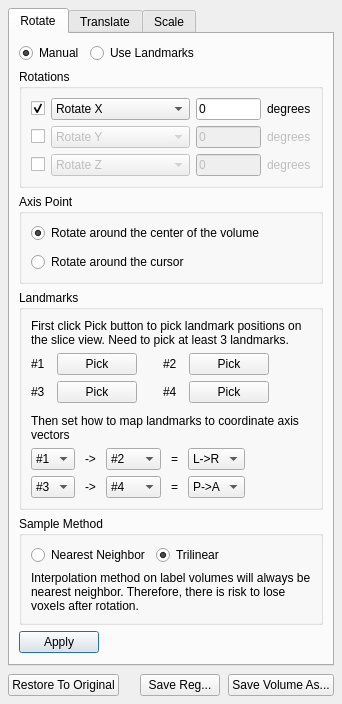
Before: the Qt Designer form freeview/DialogTransformVolume.ui in freesurfer/freesurfer, drawn with Qt 5.
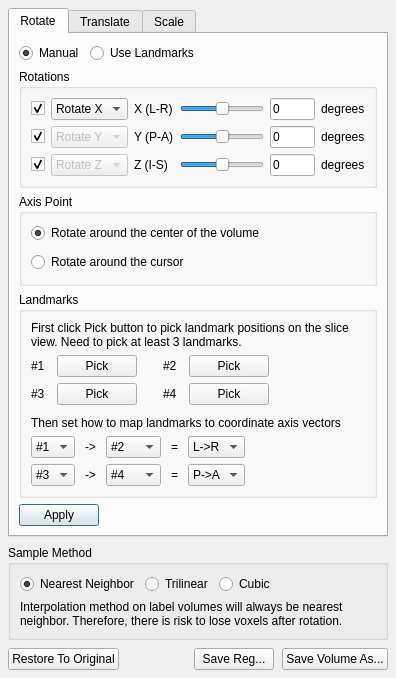
After: the same form once the commit is applied. Custom widgets are drawn as their Qt base class.

```diff
--- a/freeview/DialogTransformVolume.ui
+++ b/freeview/DialogTransformVolume.ui
@@ -6,14 +6,14 @@
    <rect>
     <x>0</x>
     <y>0</y>
-    <width>558</width>
-    <height>836</height>
+    <width>484</width>
+    <height>714</height>
    </rect>
   </property>
   <property name="windowTitle">
    <string>Dialog</string>
   </property>
-  <layout class="QVBoxLayout" name="verticalLayout_4">
+  <layout class="QVBoxLayout" name="verticalLayout_4" stretch="0,0,0">
    <property name="spacing">
     <number>8</number>
    </property>
@@ -33,6 +33,9 @@
        <string>Rotate</string>
       </attribute>
       <layout class="QVBoxLayout" name="verticalLayout_3">
+       <property name="sizeConstraint">
+        <enum>QLayout::SetDefaultConstraint</enum>
+       </property>
        <item>
         <layout class="QHBoxLayout" name="horizontalLayout_3">
          <property name="topMargin">
@@ -81,7 +84,7 @@
          <property name="title">
           <string>Rotations</string>
          </property>
-         <layout class="QGridLayout" name="gridLayout" columnstretch="0,1,0,0">
+         <layout class="QGridLayout" name="gridLayout" columnstretch="0,0,0,1,0,0">
           <property name="horizontalSpacing">
            <number>6</number>
           </property>
@@ -120,20 +123,7 @@
             </item>
            </widget>
           </item>
-          <item row="0" column="2">
-           <widget class="QLineEdit" name="lineEditRotateX">
-            <property name="maximumSize">
-             <size>
-              <width>65</width>
-              <height>16777215</height>
-             </size>
-            </property>
-            <property name="text">
-             <string>0</string>
-            </property>
-           </widget>
-          </item>
-          <item row="0" column="3">
+          <item row="0" column="5">
            <widget class="QLabel" name="label_8">
             <property name="text">
              <string>degrees</string>
@@ -145,6 +135,9 @@
             <property name="text">
              <string/>
             </property>
+            <property name="checked">
+             <bool>true</bool>
+            </property>
            </widget>
           </item>
           <item row="1" column="1">
@@ -172,26 +165,10 @@
             </item>
            </widget>
           </item>
-          <item row="1" column="2">
-           <widget class="QLineEdit" name="lineEditRotateY">
-            <property name="enabled">
-             <bool>false</bool>
-            </property>
-            <property name="maximumSize">
-             <size>
-              <width>65</width>
-              <height>16777215</height>
-             </size>
-            </property>
-            <property name="text">
-             <string>0</string>
-            </property>
-           </widget>
-          </item>
-          <item row="1" column="3">
+          <item row="1" column="5">
            <widget class="QLabel" name="label_9">
             <property name="enabled">
-             <bool>false</bool>
+             <bool>true</bool>
             </property>
             <property name="text">
              <string>degrees</string>
@@ -203,6 +180,9 @@
             <property name="text">
              <string/>
             </property>
+            <property name="checked">
+             <bool>true</bool>
+            </property>
            </widget>
           </item>
           <item row="2" column="1">
@@ -230,14 +210,72 @@
             </item>
            </widget>
           </item>
-          <item row="2" column="2">
+          <item row="2" column="5">
+           <widget class="QLabel" name="label_10">
+            <property name="enabled">
+             <bool>true</bool>
+            </property>
+            <property name="text">
+             <string>degrees</string>
+            </property>
+           </widget>
+          </item>
+          <item row="0" column="3">
+           <widget class="QSlider" name="horizontalSliderRotateX">
+            <property name="sizePolicy">
+             <sizepolicy hsizetype="Expanding" vsizetype="Fixed">
+              <horstretch>1</horstretch>
+              <verstretch>0</verstretch>
+             </sizepolicy>
+            </property>
+            <property name="minimum">
+             <number>-180</number>
+            </property>
+            <property name="maximum">
+             <number>180</number>
+            </property>
+            <property name="orientation">
+             <enum>Qt::Horizontal</enum>
+            </property>
+           </widget>
+          </item>
+          <item row="0" column="4">
+           <widget class="QLineEdit" name="lineEditRotateX">
+            <property name="maximumSize">
+             <size>
+              <width>45</width>
+              <height>16777215</height>
+             </size>
+            </property>
+            <property name="text">
+             <string>0</string>
+            </property>
+           </widget>
+          </item>
+          <item row="1" column="4">
+           <widget class="QLineEdit" name="lineEditRotateY">
+            <property name="enabled">
+             <bool>true</bool>
+            </property>
+            <property name="maximumSize">
+             <size>
+              <width>45</width>
+              <height>16777215</height>
+             </size>
+            </property>
+            <property name="text">
+             <string>0</string>
+            </property>
+           </widget>
+          </item>
+          <item row="2" column="4">
            <widget class="QLineEdit" name="lineEditRotateZ">
             <property name="enabled">
-             <bool>false</bool>
+             <bool>true</bool>
             </property>
             <property name="maximumSize">
              <size>
-              <width>65</width>
+              <width>45</width>
               <height>16777215</height>
              </size>
             </property>
@@ -246,13 +284,68 @@
             </property>
            </widget>
           </item>
+          <item row="1" column="3">
+           <widget class="QSlider" name="horizontalSliderRotateY">
+            <property name="enabled">
+             <bool>true</bool>
+            </property>
+            <property name="sizePolicy">
+             <sizepolicy hsizetype="Expanding" vsizetype="Fixed">
+              <horstretch>1</horstretch>
+              <verstretch>0</verstretch>
+             </sizepolicy>
+            </property>
+            <property name="minimum">
+             <number>-180</number>
+            </property>
+            <property name="maximum">
+             <number>180</number>
+            </property>
+            <property name="orientation">
+             <enum>Qt::Horizontal</enum>
+            </property>
+           </widget>
+          </item>
           <item row="2" column="3">
-           <widget class="QLabel" name="label_10">
+           <widget class="QSlider" name="horizontalSliderRotateZ">
             <property name="enabled">
-             <bool>false</bool>
+             <bool>true</bool>
             </property>
+            <property name="sizePolicy">
+             <sizepolicy hsizetype="Expanding" vsizetype="Fixed">
+              <horstretch>1</horstretch>
+              <verstretch>0</verstretch>
+             </sizepolicy>
+            </property>
+            <property name="minimum">
+             <number>-180</number>
+            </property>
+            <property name="maximum">
+             <number>180</number>
+            </property>
+            <property name="orientation">
+             <enum>Qt::Horizontal</enum>
+            </property>
+           </widget>
+          </item>
+          <item row="0" column="2">
+           <widget class="QLabel" name="label_19">
             <property name="text">
-             <string>degrees</string>
+             <string>X (L-R)</string>
+            </property>
+           </widget>
+          </item>
+          <item row="1" column="2">
+           <widget class="QLabel" name="label_20">
+            <property name="text">
+             <string>Y (P-A)</string>
+            </property>
+           </widget>
+          </item>
+          <item row="2" column="2">
+           <widget class="QLabel" name="label_21">
+            <property name="text">
+             <string>Z (I-S)</string>
             </property>
            </widget>
           </item>
@@ -756,62 +849,6 @@
          </layout>
         </widget>
        </item>
-       <item>
-        <widget class="QGroupBox" name="groupBox_3">
-         <property name="title">
-          <string>Sample Method</string>
-         </property>
-         <layout class="QVBoxLayout" name="verticalLayout_2">
-          <item>
-           <layout class="QHBoxLayout" name="horizontalLayout_2">
-            <item>
-             <widget class="QRadioButton" name="radioButtonNearestNeighbor">
-              <property name="text">
-               <string>Nearest Neighbor</string>
-              </property>
-             </widget>
-            </item>
-            <item>
-             <widget class="QRadioButton" name="radioButtonTrilinear">
-              <property name="text">
-               <string>Trilinear</string>
-              </property>
-              <property name="checked">
-               <bool>true</bool>
-              </property>
-             </widget>
-            </item>
-            <item>
-             <spacer name="horizontalSpacer_2">
-              <property name="orientation">
-               <enum>Qt::Horizontal</enum>
-              </property>
-              <property name="sizeHint" stdset="0">
-               <size>
-                <width>0</width>
-                <height>0</height>
-               </size>
-              </property>
-             </spacer>
-            </item>
-           </layout>
-          </item>
-          <item>
-           <widget class="QLabel" name="label">
-            <property name="text">
-             <string>Interpolation method on label volumes will always be nearest neighbor. Therefore, there is risk to lose voxels after rotation.</string>
-            </property>
-            <property name="scaledContents">
-             <bool>false</bool>
-            </property>
-            <property name="wordWrap">
-             <bool>true</bool>
-            </property>
-           </widget>
-          </item>
-         </layout>
-        </widget>
-       </item>
        <item>
         <layout class="QHBoxLayout" name="horizontalLayout_4">
          <property name="topMargin">
@@ -834,27 +871,14 @@
            </property>
            <property name="sizeHint" stdset="0">
             <size>
-             <width>40</width>
-             <height>20</height>
+             <width>0</width>
+             <height>0</height>
             </size>
            </property>
           </spacer>
          </item>
         </layout>
        </item>
-       <item>
-        <spacer name="verticalSpacer">
-         <property name="orientation">
-          <enum>Qt::Vertical</enum>
-         </property>
-         <property name="sizeHint" stdset="0">
-          <size>
-           <width>0</width>
-           <height>0</height>
-          </size>
-         </property>
-        </spacer>
-       </item>
       </layout>
      </widget>
      <widget class="QWidget" name="tab_2">
@@ -1114,6 +1138,75 @@
      </widget>
     </widget>
    </item>
+   <item>
+    <widget class="QGroupBox" name="groupBox_3">
+     <property name="title">
+      <string>Sample Method</string>
+     </property>
+     <layout class="QVBoxLayout" name="verticalLayout_2">
+      <item>
+       <layout class="QHBoxLayout" name="horizontalLayout_2">
+        <item>
+         <widget class="QRadioButton" name="radioButtonNearestNeighbor">
+          <property name="text">
+           <string>Nearest Neighbor</string>
+          </property>
+          <property name="checked">
+           <bool>true</bool>
+          </property>
+         </widget>
+        </item>
+        <item>
+         <widget class="QRadioButton" name="radioButtonTrilinear">
+          <property name="text">
+           <string>Trilinear</string>
+          </property>
+          <property name="checked">
+           <bool>false</bool>
+          </property>
+         </widget>
+        </item>
+        <item>
+         <widget class="QRadioButton" name="radioButtonCubic">
+          <property name="text">
+           <string>Cubic</string>
+          </property>
+          <property name="checked">
+           <bool>false</bool>
+          </property>
+         </widget>
+        </item>
+        <item>
+         <spacer name="horizontalSpacer_2">
+          <property name="orientation">
+           <enum>Qt::Horizontal</enum>
+          </property>
+          <property name="sizeHint" stdset="0">
+           <size>
+            <width>0</width>
+            <height>0</height>
+           </size>
+          </property>
+         </spacer>
+        </item>
+       </layout>
+      </item>
+      <item>
+       <widget class="QLabel" name="label">
+        <property name="text">
+         <string>Interpolation method on label volumes will always be nearest neighbor. Therefore, there is risk to lose voxels after rotation.</string>
+        </property>
+        <property name="scaledContents">
+         <bool>false</bool>
+        </property>
+        <property name="wordWrap">
+         <bool>true</bool>
+        </property>
+       </widget>
+      </item>
+     </layout>
+    </widget>
+   </item>
    <item>
     <layout class="QHBoxLayout" name="horizontalLayout">
      <item>
```
Left out of the diff: 236 changed lines with no effect on the pictures.
